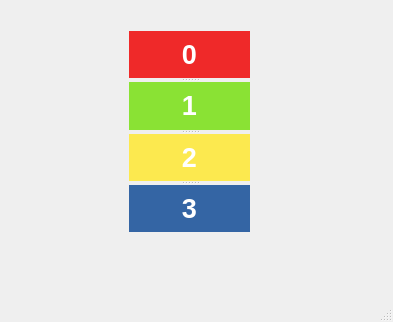
This is qtc_layout/mainwindow.ui in korhanmd/pyqt-practice as Qt 5 draws it before an edit. The edited form follows.
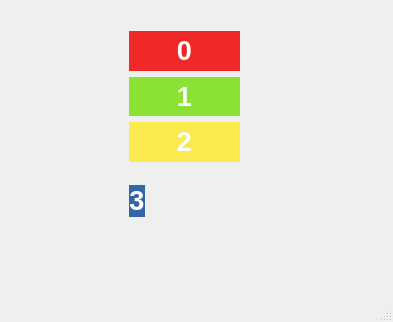
This is the edited form.

Commit message: Use vertical layout for some widgets

What changed in the file:
```diff
--- a/qtc_layout/mainwindow.ui
+++ b/qtc_layout/mainwindow.ui
@@ -14,18 +14,475 @@
    <string>MainWindow</string>
   </property>
   <widget class="QWidget" name="centralwidget">
-   <widget class="QSplitter" name="splitter">
+   <widget class="QLabel" name="label_4">
+    <property name="geometry">
+     <rect>
+      <x>129</x>
+      <y>185</y>
+      <width>16</width>
+      <height>32</height>
+     </rect>
+    </property>
+    <property name="palette">
+     <palette>
+      <active>
+       <colorrole role="WindowText">
+        <brush brushstyle="SolidPattern">
+         <color alpha="255">
+          <red>0</red>
+          <green>0</green>
+          <blue>0</blue>
+         </color>
+        </brush>
+       </colorrole>
+       <colorrole role="Button">
+        <brush brushstyle="SolidPattern">
+         <color alpha="255">
+          <red>52</red>
+          <green>101</green>
+          <blue>164</blue>
+         </color>
+        </brush>
+       </colorrole>
+       <colorrole role="Light">
+        <brush brushstyle="SolidPattern">
+         <color alpha="255">
+          <red>78</red>
+          <green>152</green>
+          <blue>246</blue>
+         </color>
+        </brush>
+       </colorrole>
+       <colorrole role="Midlight">
+        <brush brushstyle="SolidPattern">
+         <color alpha="255">
+          <red>65</red>
+          <green>126</green>
+          <blue>205</blue>
+         </color>
+        </brush>
+       </colorrole>
+       <colorrole role="Dark">
+        <brush brushstyle="SolidPattern">
+         <color alpha="255">
+          <red>26</red>
+          <green>50</green>
+          <blue>82</blue>
+         </color>
+        </brush>
+       </colorrole>
+       <colorrole role="Mid">
+        <brush brushstyle="SolidPattern">
+         <color alpha="255">
+          <red>34</red>
+          <green>67</green>
+          <blue>109</blue>
+         </color>
+        </brush>
+       </colorrole>
+       <colorrole role="Text">
+        <brush brushstyle="SolidPattern">
+         <color alpha="255">
+          <red>0</red>
+          <green>0</green>
+          <blue>0</blue>
+         </color>
+        </brush>
+       </colorrole>
+       <colorrole role="BrightText">
+        <brush brushstyle="SolidPattern">
+         <color alpha="255">
+          <red>255</red>
+          <green>255</green>
+          <blue>255</blue>
+         </color>
+        </brush>
+       </colorrole>
+       <colorrole role="ButtonText">
+        <brush brushstyle="SolidPattern">
+         <color alpha="255">
+          <red>0</red>
+          <green>0</green>
+          <blue>0</blue>
+         </color>
+        </brush>
+       </colorrole>
+       <colorrole role="Base">
+        <brush brushstyle="SolidPattern">
+         <color alpha="255">
+          <red>255</red>
+          <green>255</green>
+          <blue>255</blue>
+         </color>
+        </brush>
+       </colorrole>
+       <colorrole role="Window">
+        <brush brushstyle="SolidPattern">
+         <color alpha="255">
+          <red>52</red>
+          <green>101</green>
+          <blue>164</blue>
+         </color>
+        </brush>
+       </colorrole>
+       <colorrole role="Shadow">
+        <brush brushstyle="SolidPattern">
+         <color alpha="255">
+          <red>0</red>
+          <green>0</green>
+          <blue>0</blue>
+         </color>
+        </brush>
+       </colorrole>
+       <colorrole role="AlternateBase">
+        <brush brushstyle="SolidPattern">
+         <color alpha="255">
+          <red>153</red>
+          <green>178</green>
+          <blue>209</blue>
+         </color>
+        </brush>
+       </colorrole>
+       <colorrole role="ToolTipBase">
+        <brush brushstyle="SolidPattern">
+         <color alpha="255">
+          <red>255</red>
+          <green>255</green>
+          <blue>220</blue>
+         </color>
+        </brush>
+       </colorrole>
+       <colorrole role="ToolTipText">
+        <brush brushstyle="SolidPattern">
+         <color alpha="255">
+          <red>0</red>
+          <green>0</green>
+          <blue>0</blue>
+         </color>
+        </brush>
+       </colorrole>
+       <colorrole role="PlaceholderText">
+        <brush brushstyle="SolidPattern">
+         <color alpha="128">
+          <red>0</red>
+          <green>0</green>
+          <blue>0</blue>
+         </color>
+        </brush>
+       </colorrole>
+      </active>
+      <inactive>
+       <colorrole role="WindowText">
+        <brush brushstyle="SolidPattern">
+         <color alpha="255">
+          <red>0</red>
+          <green>0</green>
+          <blue>0</blue>
+         </color>
+        </brush>
+       </colorrole>
+       <colorrole role="Button">
+        <brush brushstyle="SolidPattern">
+         <color alpha="255">
+          <red>52</red>
+          <green>101</green>
+          <blue>164</blue>
+         </color>
+        </brush>
+       </colorrole>
+       <colorrole role="Light">
+        <brush brushstyle="SolidPattern">
+         <color alpha="255">
+          <red>78</red>
+          <green>152</green>
+          <blue>246</blue>
+         </color>
+        </brush>
+       </colorrole>
+       <colorrole role="Midlight">
+        <brush brushstyle="SolidPattern">
+         <color alpha="255">
+          <red>65</red>
+          <green>126</green>
+          <blue>205</blue>
+         </color>
+        </brush>
+       </colorrole>
+       <colorrole role="Dark">
+        <brush brushstyle="SolidPattern">
+         <color alpha="255">
+          <red>26</red>
+          <green>50</green>
+          <blue>82</blue>
+         </color>
+        </brush>
+       </colorrole>
+       <colorrole role="Mid">
+        <brush brushstyle="SolidPattern">
+         <color alpha="255">
+          <red>34</red>
+          <green>67</green>
+          <blue>109</blue>
+         </color>
+        </brush>
+       </colorrole>
+       <colorrole role="Text">
+        <brush brushstyle="SolidPattern">
+         <color alpha="255">
+          <red>0</red>
+          <green>0</green>
+          <blue>0</blue>
+         </color>
+        </brush>
+       </colorrole>
+       <colorrole role="BrightText">
+        <brush brushstyle="SolidPattern">
+         <color alpha="255">
+          <red>255</red>
+          <green>255</green>
+          <blue>255</blue>
+         </color>
+        </brush>
+       </colorrole>
+       <colorrole role="ButtonText">
+        <brush brushstyle="SolidPattern">
+         <color alpha="255">
+          <red>0</red>
+          <green>0</green>
+          <blue>0</blue>
+         </color>
+        </brush>
+       </colorrole>
+       <colorrole role="Base">
+        <brush brushstyle="SolidPattern">
+         <color alpha="255">
+          <red>255</red>
+          <green>255</green>
+          <blue>255</blue>
+         </color>
+        </brush>
+       </colorrole>
+       <colorrole role="Window">
+        <brush brushstyle="SolidPattern">
+         <color alpha="255">
+          <red>52</red>
+          <green>101</green>
+          <blue>164</blue>
+         </color>
+        </brush>
+       </colorrole>
+       <colorrole role="Shadow">
+        <brush brushstyle="SolidPattern">
+         <color alpha="255">
+          <red>0</red>
+          <green>0</green>
+          <blue>0</blue>
+         </color>
+        </brush>
+       </colorrole>
+       <colorrole role="AlternateBase">
+        <brush brushstyle="SolidPattern">
+         <color alpha="255">
+          <red>153</red>
+          <green>178</green>
+          <blue>209</blue>
+         </color>
+        </brush>
+       </colorrole>
+       <colorrole role="ToolTipBase">
+        <brush brushstyle="SolidPattern">
+         <color alpha="255">
+          <red>255</red>
+          <green>255</green>
+          <blue>220</blue>
+         </color>
+        </brush>
+       </colorrole>
+       <colorrole role="ToolTipText">
+        <brush brushstyle="SolidPattern">
+         <color alpha="255">
+          <red>0</red>
+          <green>0</green>
+          <blue>0</blue>
+         </color>
+        </brush>
+       </colorrole>
+       <colorrole role="PlaceholderText">
+        <brush brushstyle="SolidPattern">
+         <color alpha="128">
+          <red>0</red>
+          <green>0</green>
+          <blue>0</blue>
+         </color>
+        </brush>
+       </colorrole>
+      </inactive>
+      <disabled>
+       <colorrole role="WindowText">
+        <brush brushstyle="SolidPattern">
+         <color alpha="255">
+          <red>26</red>
+          <green>50</green>
+          <blue>82</blue>
+         </color>
+        </brush>
+       </colorrole>
+       <colorrole role="Button">
+        <brush brushstyle="SolidPattern">
+         <color alpha="255">
+          <red>52</red>
+          <green>101</green>
+          <blue>164</blue>
+         </color>
+        </brush>
+       </colorrole>
+       <colorrole role="Light">
+        <brush brushstyle="SolidPattern">
+         <color alpha="255">
+          <red>78</red>
+          <green>152</green>
+          <blue>246</blue>
+         </color>
+        </brush>
+       </colorrole>
+       <colorrole role="Midlight">
+        <brush brushstyle="SolidPattern">
+         <color alpha="255">
+          <red>65</red>
+          <green>126</green>
+          <blue>205</blue>
+         </color>
+        </brush>
+       </colorrole>
+       <colorrole role="Dark">
+        <brush brushstyle="SolidPattern">
+         <color alpha="255">
+          <red>26</red>
+          <green>50</green>
+          <blue>82</blue>
+         </color>
+        </brush>
+       </colorrole>
+       <colorrole role="Mid">
+        <brush brushstyle="SolidPattern">
+         <color alpha="255">
+          <red>34</red>
+          <green>67</green>
+          <blue>109</blue>
+         </color>
+        </brush>
+       </colorrole>
+       <colorrole role="Text">
+        <brush brushstyle="SolidPattern">
+         <color alpha="255">
+          <red>26</red>
+          <green>50</green>
+          <blue>82</blue>
+         </color>
+        </brush>
+       </colorrole>
+       <colorrole role="BrightText">
+        <brush brushstyle="SolidPattern">
+         <color alpha="255">
+          <red>255</red>
+          <green>255</green>
+          <blue>255</blue>
+         </color>
+        </brush>
+       </colorrole>
+       <colorrole role="ButtonText">
+        <brush brushstyle="SolidPattern">
+         <color alpha="255">
+          <red>26</red>
+          <green>50</green>
+          <blue>82</blue>
+         </color>
+        </brush>
+       </colorrole>
+       <colorrole role="Base">
+        <brush brushstyle="SolidPattern">
+         <color alpha="255">
+          <red>52</red>
+          <green>101</green>
+          <blue>164</blue>
+         </color>
+        </brush>
+       </colorrole>
+       <colorrole role="Window">
+        <brush brushstyle="SolidPattern">
+         <color alpha="255">
+          <red>52</red>
+          <green>101</green>
+          <blue>164</blue>
+         </color>
+        </brush>
+       </colorrole>
+       <colorrole role="Shadow">
+        <brush brushstyle="SolidPattern">
+         <color alpha="255">
+          <red>0</red>
+          <green>0</green>
+          <blue>0</blue>
+         </color>
+        </brush>
+       </colorrole>
+       <colorrole role="AlternateBase">
+        <brush brushstyle="SolidPattern">
+         <color alpha="255">
+          <red>52</red>
+          <green>101</green>
+          <blue>164</blue>
+         </color>
+        </brush>
+       </colorrole>
+       <colorrole role="ToolTipBase">
+        <brush brushstyle="SolidPattern">
+         <color alpha="255">
+          <red>255</red>
+          <green>255</green>
+          <blue>220</blue>
+         </color>
+        </brush>
+       </colorrole>
+       <colorrole role="ToolTipText">
+        <brush brushstyle="SolidPattern">
+         <color alpha="255">
+          <red>0</red>
+          <green>0</green>
+          <blue>0</blue>
+         </color>
+        </brush>
+       </colorrole>
+       <colorrole role="PlaceholderText">
+        <brush brushstyle="SolidPattern">
+         <color alpha="128">
+          <red>0</red>
+          <green>0</green>
+          <blue>0</blue>
+         </color>
+        </brush>
+       </colorrole>
+      </disabled>
+     </palette>
+    </property>
+    <property name="autoFillBackground">
+     <bool>true</bool>
+    </property>
+    <property name="text">
+     <string>&lt;html&gt;&lt;head/&gt;&lt;body&gt;&lt;p align=&quot;center&quot;&gt;&lt;span style=&quot; font-size:20pt; font-weight:600; color:#ffffff;&quot;&gt;3&lt;/span&gt;&lt;/p&gt;&lt;/body&gt;&lt;/html&gt;</string>
+    </property>
+   </widget>
+   <widget class="QWidget" name="">
     <property name="geometry">
      <rect>
       <x>129</x>
       <y>31</y>
-      <width>121</width>
-      <height>201</height>
+      <width>111</width>
+      <height>131</height>
      </rect>
     </property>
-    <property name="orientation">
-     <enum>Qt::Vertical</enum>
-    </property>
+    <layout class="QVBoxLayout" name="verticalLayout">
+     <item>
     <widget class="QLabel" name="label">
      <property name="palette">
       <palette>
@@ -481,6 +938,8 @@
       <string>&lt;html&gt;&lt;head/&gt;&lt;body&gt;&lt;p align=&quot;center&quot;&gt;&lt;span style=&quot; font-weight:600; color:#ffffff;&quot;&gt;0&lt;/span&gt;&lt;/p&gt;&lt;/body&gt;&lt;/html&gt;</string>
      </property>
     </widget>
+     </item>
+     <item>
     <widget class="QLabel" name="label_2">
      <property name="palette">
       <palette>
@@ -931,6 +1390,8 @@
       <string>&lt;html&gt;&lt;head/&gt;&lt;body&gt;&lt;p align=&quot;center&quot;&gt;&lt;span style=&quot; font-size:20pt; font-weight:600; color:#ffffff;&quot;&gt;1&lt;/span&gt;&lt;/p&gt;&lt;/body&gt;&lt;/html&gt;</string>
      </property>
     </widget>
+     </item>
+     <item>
     <widget class="QLabel" name="label_3">
      <property name="palette">
       <palette>
@@ -1381,456 +1842,8 @@
       <string>&lt;html&gt;&lt;head/&gt;&lt;body&gt;&lt;p align=&quot;center&quot;&gt;&lt;span style=&quot; font-size:20pt; font-weight:600; color:#ffffff;&quot;&gt;2&lt;/span&gt;&lt;/p&gt;&lt;/body&gt;&lt;/html&gt;</string>
      </property>
     </widget>
-    <widget class="QLabel" name="label_4">
-     <property name="palette">
-      <palette>
-       <active>
-        <colorrole role="WindowText">
-         <brush brushstyle="SolidPattern">
-          <color alpha="255">
-           <red>0</red>
-           <green>0</green>
-           <blue>0</blue>
-          </color>
-         </brush>
-        </colorrole>
-        <colorrole role="Button">
-         <brush brushstyle="SolidPattern">
-          <color alpha="255">
-           <red>52</red>
-           <green>101</green>
-           <blue>164</blue>
-          </color>
-         </brush>
-        </colorrole>
-        <colorrole role="Light">
-         <brush brushstyle="SolidPattern">
-          <color alpha="255">
-           <red>78</red>
-           <green>152</green>
-           <blue>246</blue>
-          </color>
-         </brush>
-        </colorrole>
-        <colorrole role="Midlight">
-         <brush brushstyle="SolidPattern">
-          <color alpha="255">
-           <red>65</red>
-           <green>126</green>
-           <blue>205</blue>
-          </color>
-         </brush>
-        </colorrole>
-        <colorrole role="Dark">
-         <brush brushstyle="SolidPattern">
-          <color alpha="255">
-           <red>26</red>
-           <green>50</green>
-           <blue>82</blue>
-          </color>
-         </brush>
-        </colorrole>
-        <colorrole role="Mid">
-         <brush brushstyle="SolidPattern">
-          <color alpha="255">
-           <red>34</red>
-           <green>67</green>
-           <blue>109</blue>
-          </color>
-         </brush>
-        </colorrole>
-        <colorrole role="Text">
-         <brush brushstyle="SolidPattern">
-          <color alpha="255">
-           <red>0</red>
-           <green>0</green>
-           <blue>0</blue>
-          </color>
-         </brush>
-        </colorrole>
-        <colorrole role="BrightText">
-         <brush brushstyle="SolidPattern">
-          <color alpha="255">
-           <red>255</red>
-           <green>255</green>
-           <blue>255</blue>
-          </color>
-         </brush>
-        </colorrole>
-        <colorrole role="ButtonText">
-         <brush brushstyle="SolidPattern">
-          <color alpha="255">
-           <red>0</red>
-           <green>0</green>
-           <blue>0</blue>
-          </color>
-         </brush>
-        </colorrole>
-        <colorrole role="Base">
-         <brush brushstyle="SolidPattern">
-          <color alpha="255">
-           <red>255</red>
-           <green>255</green>
-           <blue>255</blue>
-          </color>
-         </brush>
-        </colorrole>
-        <colorrole role="Window">
-         <brush brushstyle="SolidPattern">
-          <color alpha="255">
-           <red>52</red>
-           <green>101</green>
-           <blue>164</blue>
-          </color>
-         </brush>
-        </colorrole>
-        <colorrole role="Shadow">
-         <brush brushstyle="SolidPattern">
-          <color alpha="255">
-           <red>0</red>
-           <green>0</green>
-           <blue>0</blue>
-          </color>
-         </brush>
-        </colorrole>
-        <colorrole role="AlternateBase">
-         <brush brushstyle="SolidPattern">
-          <color alpha="255">
-           <red>153</red>
-           <green>178</green>
-           <blue>209</blue>
-          </color>
-         </brush>
-        </colorrole>
-        <colorrole role="ToolTipBase">
-         <brush brushstyle="SolidPattern">
-          <color alpha="255">
-           <red>255</red>
-           <green>255</green>
-           <blue>220</blue>
-          </color>
-         </brush>
-        </colorrole>
-        <colorrole role="ToolTipText">
-         <brush brushstyle="SolidPattern">
-          <color alpha="255">
-           <red>0</red>
-           <green>0</green>
-           <blue>0</blue>
-          </color>
-         </brush>
-        </colorrole>
-        <colorrole role="PlaceholderText">
-         <brush brushstyle="SolidPattern">
-          <color alpha="128">
-           <red>0</red>
-           <green>0</green>
-           <blue>0</blue>
-          </color>
-         </brush>
-        </colorrole>
-       </active>
-       <inactive>
-        <colorrole role="WindowText">
-         <brush brushstyle="SolidPattern">
-          <color alpha="255">
-           <red>0</red>
-           <green>0</green>
-           <blue>0</blue>
-          </color>
-         </brush>
-        </colorrole>
-        <colorrole role="Button">
-         <brush brushstyle="SolidPattern">
-          <color alpha="255">
-           <red>52</red>
-           <green>101</green>
-           <blue>164</blue>
-          </color>
-         </brush>
-        </colorrole>
-        <colorrole role="Light">
-         <brush brushstyle="SolidPattern">
-          <color alpha="255">
-           <red>78</red>
-           <green>152</green>
-           <blue>246</blue>
-          </color>
-         </brush>
-        </colorrole>
-        <colorrole role="Midlight">
-         <brush brushstyle="SolidPattern">
-          <color alpha="255">
-           <red>65</red>
-           <green>126</green>
-           <blue>205</blue>
-          </color>
-         </brush>
-        </colorrole>
-        <colorrole role="Dark">
-         <brush brushstyle="SolidPattern">
-          <color alpha="255">
-           <red>26</red>
-           <green>50</green>
-           <blue>82</blue>
-          </color>
-         </brush>
-        </colorrole>
-        <colorrole role="Mid">
-         <brush brushstyle="SolidPattern">
-          <color alpha="255">
-           <red>34</red>
-           <green>67</green>
-           <blue>109</blue>
-          </color>
-         </brush>
-        </colorrole>
-        <colorrole role="Text">
-         <brush brushstyle="SolidPattern">
-          <color alpha="255">
-           <red>0</red>
-           <green>0</green>
-           <blue>0</blue>
-          </color>
-         </brush>
-        </colorrole>
-        <colorrole role="BrightText">
-         <brush brushstyle="SolidPattern">
-          <color alpha="255">
-           <red>255</red>
-           <green>255</green>
-           <blue>255</blue>
-          </color>
-         </brush>
-        </colorrole>
-        <colorrole role="ButtonText">
-         <brush brushstyle="SolidPattern">
-          <color alpha="255">
-           <red>0</red>
-           <green>0</green>
-           <blue>0</blue>
-          </color>
-         </brush>
-        </colorrole>
-        <colorrole role="Base">
-         <brush brushstyle="SolidPattern">
-          <color alpha="255">
-           <red>255</red>
-           <green>255</green>
-           <blue>255</blue>
-          </color>
-         </brush>
-        </colorrole>
-        <colorrole role="Window">
-         <brush brushstyle="SolidPattern">
-          <color alpha="255">
-           <red>52</red>
-           <green>101</green>
-           <blue>164</blue>
-          </color>
-         </brush>
-        </colorrole>
-        <colorrole role="Shadow">
-         <brush brushstyle="SolidPattern">
-          <color alpha="255">
-           <red>0</red>
-           <green>0</green>
-           <blue>0</blue>
-          </color>
-         </brush>
-        </colorrole>
-        <colorrole role="AlternateBase">
-         <brush brushstyle="SolidPattern">
-          <color alpha="255">
-           <red>153</red>
-           <green>178</green>
-           <blue>209</blue>
-          </color>
-         </brush>
-        </colorrole>
-        <colorrole role="ToolTipBase">
-         <brush brushstyle="SolidPattern">
-          <color alpha="255">
-           <red>255</red>
-           <green>255</green>
-           <blue>220</blue>
-          </color>
-         </brush>
-        </colorrole>
-        <colorrole role="ToolTipText">
-         <brush brushstyle="SolidPattern">
-          <color alpha="255">
-           <red>0</red>
-           <green>0</green>
-           <blue>0</blue>
-          </color>
-         </brush>
-        </colorrole>
-        <colorrole role="PlaceholderText">
-         <brush brushstyle="SolidPattern">
-          <color alpha="128">
-           <red>0</red>
-           <green>0</green>
-           <blue>0</blue>
-          </color>
-         </brush>
-        </colorrole>
-       </inactive>
-       <disabled>
-        <colorrole role="WindowText">
-         <brush brushstyle="SolidPattern">
-          <color alpha="255">
-           <red>26</red>
-           <green>50</green>
-           <blue>82</blue>
-          </color>
-         </brush>
-        </colorrole>
-        <colorrole role="Button">
-         <brush brushstyle="SolidPattern">
-          <color alpha="255">
-           <red>52</red>
-           <green>101</green>
-           <blue>164</blue>
-          </color>
-         </brush>
-        </colorrole>
-        <colorrole role="Light">
-         <brush brushstyle="SolidPattern">
-          <color alpha="255">
-           <red>78</red>
-           <green>152</green>
-           <blue>246</blue>
-          </color>
-         </brush>
-        </colorrole>
-        <colorrole role="Midlight">
-         <brush brushstyle="SolidPattern">
-          <color alpha="255">
-           <red>65</red>
-           <green>126</green>
-           <blue>205</blue>
-          </color>
-         </brush>
-        </colorrole>
-        <colorrole role="Dark">
-         <brush brushstyle="SolidPattern">
-          <color alpha="255">
-           <red>26</red>
-           <green>50</green>
-           <blue>82</blue>
-          </color>
-         </brush>
-        </colorrole>
-        <colorrole role="Mid">
-         <brush brushstyle="SolidPattern">
-          <color alpha="255">
-           <red>34</red>
-           <green>67</green>
-           <blue>109</blue>
-          </color>
-         </brush>
-        </colorrole>
-        <colorrole role="Text">
-         <brush brushstyle="SolidPattern">
-          <color alpha="255">
-           <red>26</red>
-           <green>50</green>
-           <blue>82</blue>
-          </color>
-         </brush>
-        </colorrole>
-        <colorrole role="BrightText">
-         <brush brushstyle="SolidPattern">
-          <color alpha="255">
-           <red>255</red>
-           <green>255</green>
-           <blue>255</blue>
-          </color>
-         </brush>
-        </colorrole>
-        <colorrole role="ButtonText">
-         <brush brushstyle="SolidPattern">
-          <color alpha="255">
-           <red>26</red>
-           <green>50</green>
-           <blue>82</blue>
-          </color>
-         </brush>
-        </colorrole>
-        <colorrole role="Base">
-         <brush brushstyle="SolidPattern">
-          <color alpha="255">
-           <red>52</red>
-           <green>101</green>
-           <blue>164</blue>
-          </color>
-         </brush>
-        </colorrole>
-        <colorrole role="Window">
-         <brush brushstyle="SolidPattern">
-          <color alpha="255">
-           <red>52</red>
-           <green>101</green>
-           <blue>164</blue>
-          </color>
-         </brush>
-        </colorrole>
-        <colorrole role="Shadow">
-         <brush brushstyle="SolidPattern">
-          <color alpha="255">
-           <red>0</red>
-           <green>0</green>
-           <blue>0</blue>
-          </color>
-         </brush>
-        </colorrole>
-        <colorrole role="AlternateBase">
-         <brush brushstyle="SolidPattern">
-          <color alpha="255">
-           <red>52</red>
-           <green>101</green>
-           <blue>164</blue>
-          </color>
-         </brush>
-        </colorrole>
-        <colorrole role="ToolTipBase">
-         <brush brushstyle="SolidPattern">
-          <color alpha="255">
-           <red>255</red>
-           <green>255</green>
-           <blue>220</blue>
-          </color>
-         </brush>
-        </colorrole>
-        <colorrole role="ToolTipText">
-         <brush brushstyle="SolidPattern">
-          <color alpha="255">
-           <red>0</red>
-           <green>0</green>
-           <blue>0</blue>
-          </color>
-         </brush>
-        </colorrole>
-        <colorrole role="PlaceholderText">
-         <brush brushstyle="SolidPattern">
-          <color alpha="128">
-           <red>0</red>
-           <green>0</green>
-           <blue>0</blue>
-          </color>
-         </brush>
-        </colorrole>
-       </disabled>
-      </palette>
-     </property>
-     <property name="autoFillBackground">
-      <bool>true</bool>
-     </property>
-     <property name="text">
-      <string>&lt;html&gt;&lt;head/&gt;&lt;body&gt;&lt;p align=&quot;center&quot;&gt;&lt;span style=&quot; font-size:20pt; font-weight:600; color:#ffffff;&quot;&gt;3&lt;/span&gt;&lt;/p&gt;&lt;/body&gt;&lt;/html&gt;</string>
-     </property>
-    </widget>
+     </item>
+    </layout>
    </widget>
   </widget>
   <widget class="QMenuBar" name="menubar">
```
Lines whose indentation alone changed are shown as unchanged.
